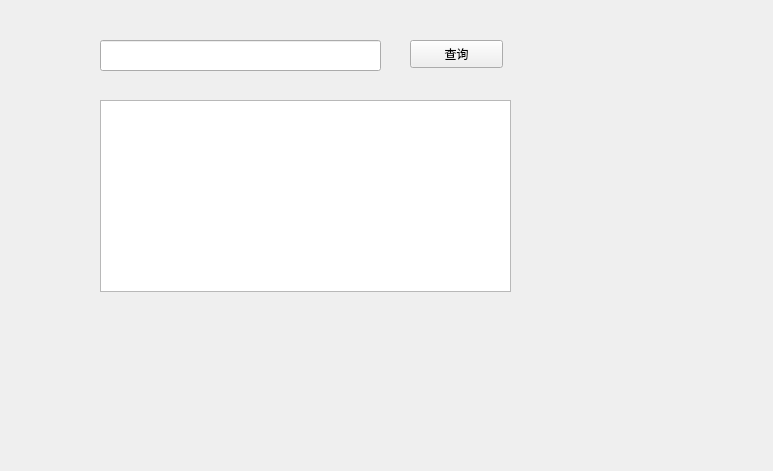
First picture: the form in testing/workingplane.ui, repository jack-SAI/testing, before the edit.
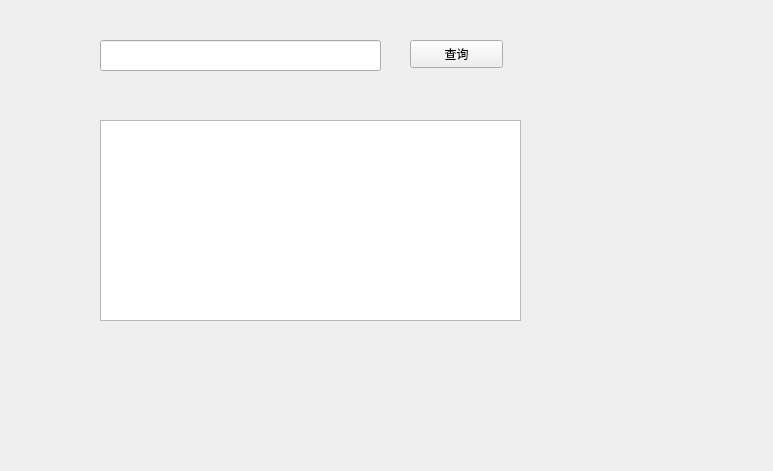
Second picture: the form after the edit.

What changed in the file:
```diff
--- a/testing/workingplane.ui
+++ b/testing/workingplane.ui
@@ -36,13 +36,13 @@
     <string>查询</string>
    </property>
   </widget>
-  <widget class="QTextBrowser" name="textBrowser">
+  <widget class="QTableView" name="tableView">
    <property name="geometry">
     <rect>
      <x>100</x>
-     <y>100</y>
-     <width>411</width>
-     <height>192</height>
+     <y>120</y>
+     <width>421</width>
+     <height>201</height>
     </rect>
    </property>
   </widget>
```
